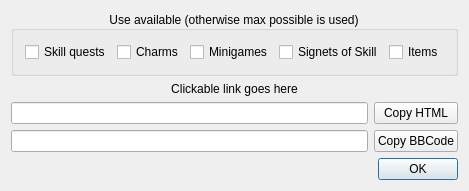
Before: the Qt Designer form skillplandialog.ui in kambala-decapitator/MedianXLOfflineTools, drawn with Qt 5.
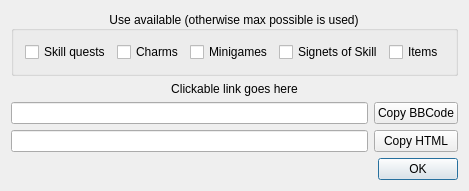
After: the same form once the commit is applied.

What changed in the file:
```diff
--- a/skillplandialog.ui
+++ b/skillplandialog.ui
@@ -89,33 +89,33 @@
    <item>
     <layout class="QGridLayout" name="gridLayout">
      <item row="0" column="0">
-      <widget class="QLineEdit" name="htmlLinkLineEdit">
-       <property name="readOnly">
-        <bool>true</bool>
-       </property>
-      </widget>
-     </item>
-     <item row="0" column="1">
-      <widget class="QPushButton" name="copyHtmlButton">
-       <property name="text">
-        <string>Copy HTML</string>
-       </property>
-      </widget>
-     </item>
-     <item row="1" column="0">
       <widget class="QLineEdit" name="bbcodeLinkLineEdit">
        <property name="readOnly">
         <bool>true</bool>
        </property>
       </widget>
      </item>
-     <item row="1" column="1">
+     <item row="0" column="1">
       <widget class="QPushButton" name="copyBbcodeButton">
        <property name="text">
         <string>Copy BBCode</string>
        </property>
       </widget>
      </item>
+     <item row="1" column="0">
+      <widget class="QLineEdit" name="htmlLinkLineEdit">
+       <property name="readOnly">
+        <bool>true</bool>
+       </property>
+      </widget>
+     </item>
+     <item row="1" column="1">
+      <widget class="QPushButton" name="copyHtmlButton">
+       <property name="text">
+        <string>Copy HTML</string>
+       </property>
+      </widget>
+     </item>
     </layout>
    </item>
    <item>
```
